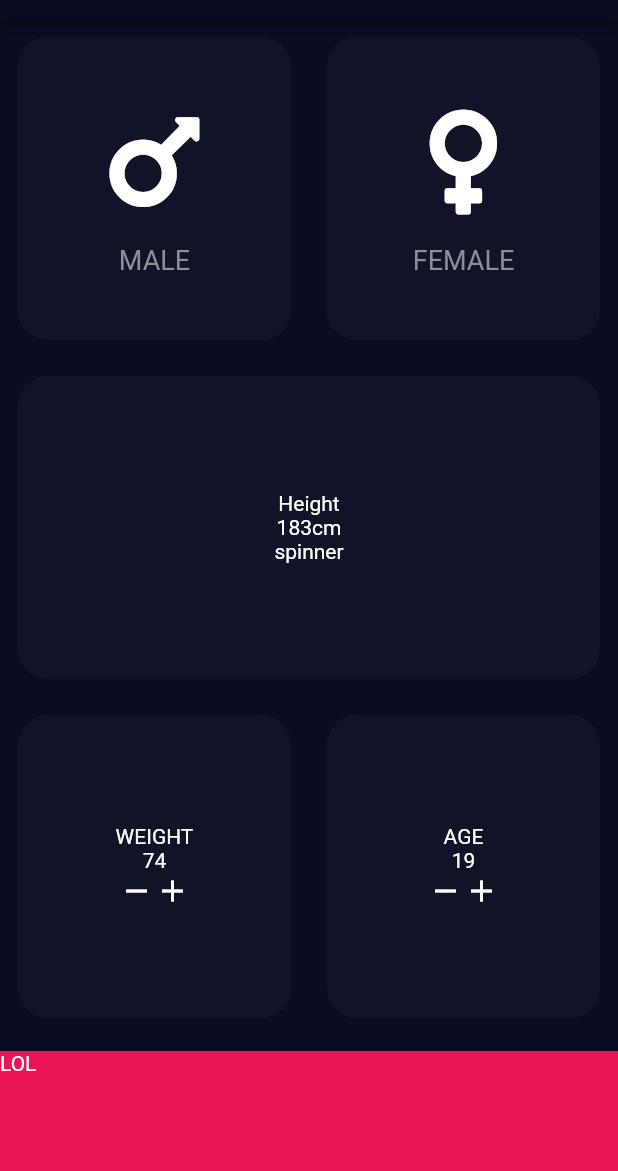
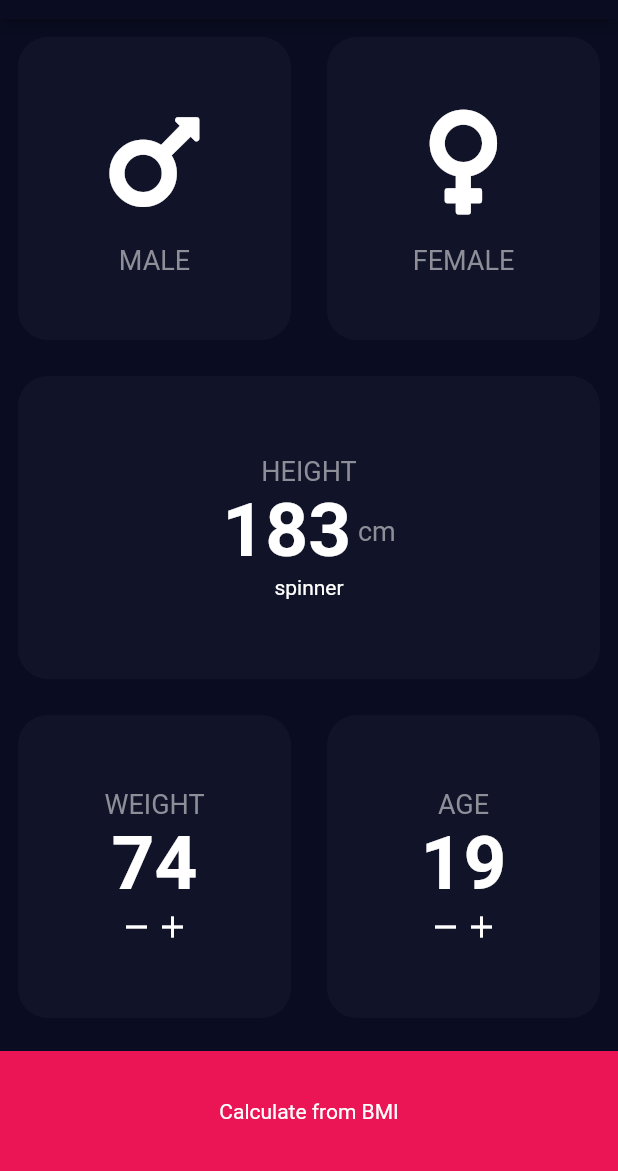
Before and after one commit to Itanik/BMI-Calculator-flutter, a Flutter app: the screen it shows after launch, on a phone screen of 412 x 824 dp, the part 65-1236 px from its top. Run offline on Flutter 3.47's test engine with Material 2 defaults, Android fonts, the phone set to English and light mode, and no system bars; our stand-ins replace font_awesome_flutter.

Commit message:
Code refactoring.

```diff
--- a/lib/constants.dart
+++ b/lib/constants.dart
@@ -1,3 +1,14 @@
 import 'dart:ui';
 
+import 'package:flutter/material.dart';
+
+const labelTextStyle = TextStyle(
+  color: mainTextColor,
+  fontSize: 18.0,
+);
+const numberTextStyle = TextStyle(
+  color: Colors.white,
+  fontSize: 50.0,
+  fontWeight: FontWeight.bold,
+);
 const mainTextColor = Color(0xFF8D8E98);
--- a/lib/pages/cards/counter_card.dart
+++ b/lib/pages/cards/counter_card.dart
@@ -1,3 +1,4 @@
+import 'package:bmi_calculator_flutter/constants.dart';
 import 'package:flutter/material.dart';
 
 enum CounterType { WEIGHT, AGE }
@@ -26,8 +27,14 @@ class _CounterCardState extends State<CounterCard> {
     return Column(
       mainAxisAlignment: MainAxisAlignment.center,
       children: [
-        Text(headlineText),
-        Text(counterValue.toString()),
+        Text(
+          headlineText,
+          style: labelTextStyle,
+        ),
+        Text(
+          counterValue.toString(),
+          style: numberTextStyle,
+        ),
         Row(
           mainAxisAlignment: MainAxisAlignment.center,
           children: [
--- a/lib/pages/cards/gender_card.dart
+++ b/lib/pages/cards/gender_card.dart
@@ -8,27 +8,26 @@ enum Gender { MALE, FEMALE }
 
 class GenderCard extends StatelessWidget {
   final Gender gender;
+  final VoidCallback onCardClick;
 
-  GenderCard({required this.gender});
+  GenderCard({required this.gender, required this.onCardClick});
 
   @override
   Widget build(BuildContext context) {
-    final IconData genderIcon;
-    final String genderText;
-    if (gender == Gender.MALE) {
-      genderIcon = FontAwesomeIcons.mars;
-      genderText = "MALE";
-    } else {
-      genderIcon = FontAwesomeIcons.venus;
-      genderText = "FEMALE";
-    }
-    return Column(
+    return GestureDetector(
+      // for transparent child such as Container we must provide
+      // special behavior property. otherwise touch won't be detected
+      behavior: HitTestBehavior.translucent,
+      onTap: onCardClick,
+      child: Column(
         mainAxisSize: MainAxisSize.max,
         crossAxisAlignment: CrossAxisAlignment.stretch,
         mainAxisAlignment: MainAxisAlignment.center,
         children: [
           Icon(
-          genderIcon,
+            gender == Gender.MALE
+                ? FontAwesomeIcons.mars
+                : FontAwesomeIcons.venus,
             size: genderIconSize,
           ),
           SizedBox(
@@ -36,11 +35,12 @@ class GenderCard extends StatelessWidget {
           ),
           Center(
             child: Text(
-            genderText,
-            style: TextStyle(fontSize: 18.0, color: mainTextColor),
+              gender == Gender.MALE ? "MALE" : "FEMALE",
+              style: labelTextStyle,
             ),
           )
         ],
+      ),
     );
   }
 }
--- a/lib/pages/cards/spinner_card.dart
+++ b/lib/pages/cards/spinner_card.dart
@@ -1,3 +1,4 @@
+import 'package:bmi_calculator_flutter/constants.dart';
 import 'package:flutter/material.dart';
 
 class SpinnerCard extends StatefulWidget {
@@ -12,12 +13,21 @@ class _SpinnerCardState extends State<SpinnerCard> {
       crossAxisAlignment: CrossAxisAlignment.center,
       mainAxisAlignment: MainAxisAlignment.center,
       children: [
-        Text("Height"),
+        Text(
+          "HEIGHT",
+          style: labelTextStyle,
+        ),
         Row(
           mainAxisAlignment: MainAxisAlignment.center,
           children: [
-            Text("183"),
-            Text("cm"),
+            Text(
+              "183",
+              style: numberTextStyle,
+            ),
+            Text(
+              " cm",
+              style: labelTextStyle,
+            ),
           ],
         ),
         Text("spinner"),
--- a/lib/pages/input_page.dart
+++ b/lib/pages/input_page.dart
@@ -19,8 +19,12 @@ class _InputPageState extends State<InputPage> {
   Color maleCardColor = inactiveCardColor;
   Color femaleCardColor = inactiveCardColor;
 
+  Gender? selectedGender;
+
   @override
-  Widget build(BuildContext context) => Scaffold(
+  Widget build(BuildContext context) {
+    // updateGenderCardsColor();
+    return Scaffold(
         appBar: AppBar(
           title: Text('BMI CALCULATOR'),
         ),
@@ -31,31 +35,30 @@ class _InputPageState extends State<InputPage> {
                 child: Row(
               children: [
                 ExpandedCard(
-                bgColor: maleCardColor,
-                child: GestureDetector(
-                  // for transparent child such as Container we must provide
-                  // special behavior property. otherwise touch won't be detected
-                  behavior: HitTestBehavior.translucent,
-                  onTap: () {
+                  bgColor: selectedGender == Gender.MALE
+                      ? activeCardColor
+                      : inactiveCardColor,
+                  child: GenderCard(
+                    gender: Gender.MALE,
+                    onCardClick: () {
                       setState(() {
-                      maleCardColor = activeCardColor;
-                      femaleCardColor = inactiveCardColor;
+                        selectedGender = Gender.MALE;
                       });
                     },
-                  child: GenderCard(gender: Gender.MALE),
                   ),
                 ),
                 ExpandedCard(
-                bgColor: femaleCardColor,
-                child: GestureDetector(
-                    behavior: HitTestBehavior.translucent,
-                    onTap: () {
+                  bgColor: selectedGender == Gender.FEMALE
+                      ? activeCardColor
+                      : inactiveCardColor,
+                  child: GenderCard(
+                    gender: Gender.FEMALE,
+                    onCardClick: () {
                       setState(() {
-                        maleCardColor = inactiveCardColor;
-                        femaleCardColor = activeCardColor;
+                        selectedGender = Gender.FEMALE;
                       });
                     },
-                    child: GenderCard(gender: Gender.FEMALE)),
+                  ),
                 ),
               ],
             )),
@@ -81,8 +84,10 @@ class _InputPageState extends State<InputPage> {
               margin: EdgeInsets.only(top: 10.0),
               height: bottomContainerHeight,
               color: bottomContainerColor,
-            child: Text("LOL"),
+              alignment: Alignment.center,
+              child: Text("Calculate from BMI"),
             )
           ],
         ));
   }
+}
```
Lines whose indentation alone changed are shown as unchanged.
